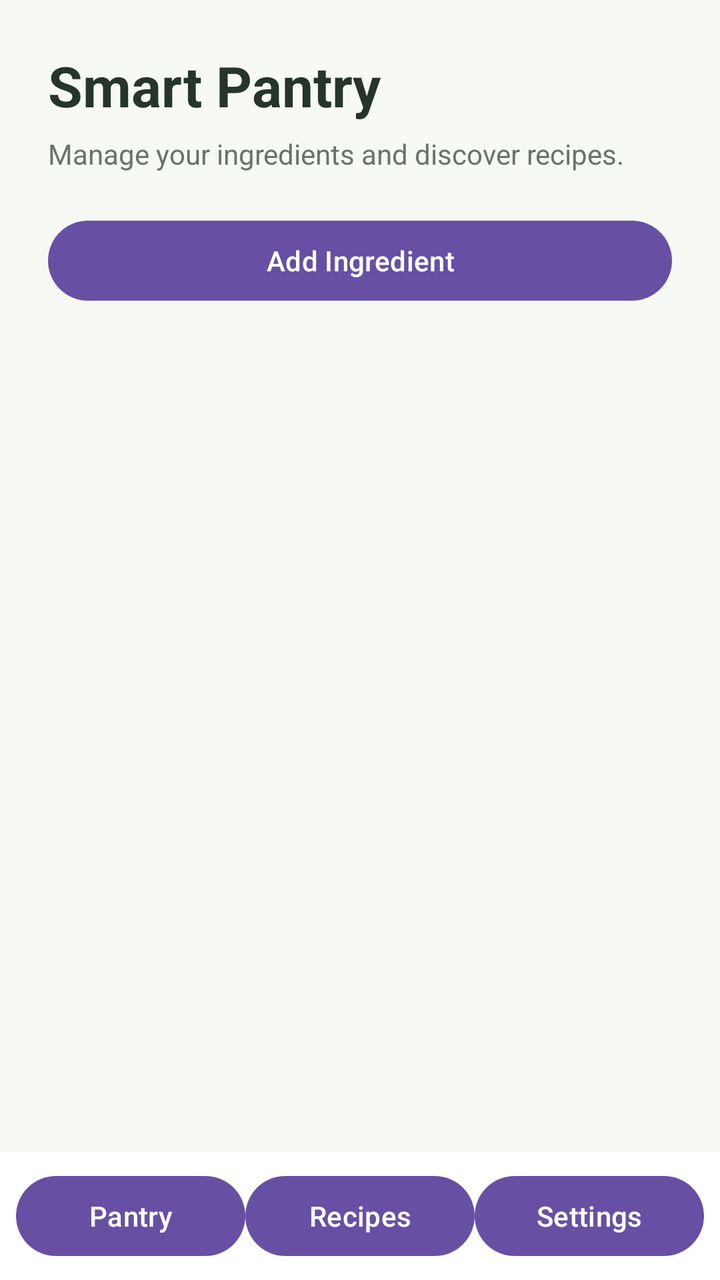
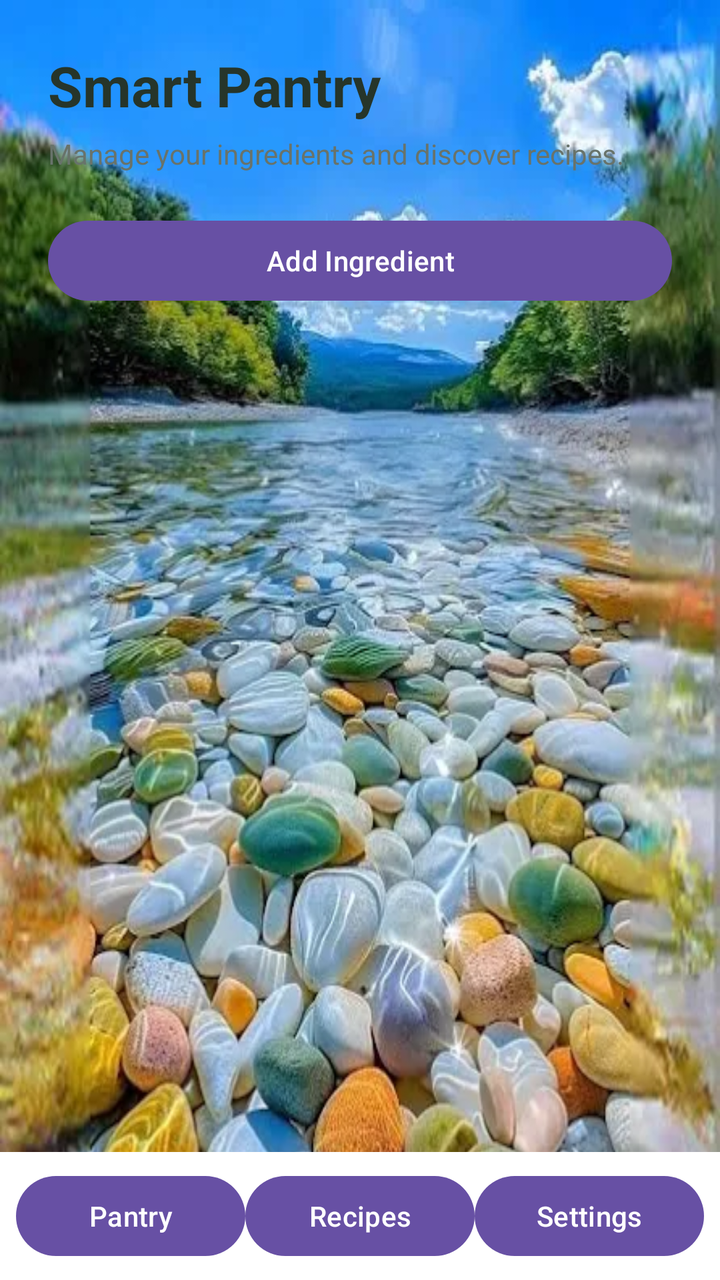

Screens rendered from an Android XML layout before and after an edit, with the pre-edit source and the edit as a unified diff.
<!-- AndroidManifest.xml: application theme Theme.SmartPantry -->
<!-- res/layout/activity_main.xml -->
<LinearLayout xmlns:android="http://schemas.android.com/apk/res/android"
    android:layout_width="match_parent"
    android:layout_height="match_parent"
    android:orientation="vertical"
    android:background="#F7F9F4">

    <LinearLayout
        android:layout_width="match_parent"
        android:layout_height="wrap_content"
        android:orientation="vertical"
        android:padding="24dp">

        <TextView
            android:layout_width="wrap_content"
            android:layout_height="wrap_content"
            android:text="Smart Pantry"
            android:textSize="28sp"
            android:textStyle="bold"
            android:textColor="#26352A" />

        <TextView
            android:layout_width="wrap_content"
            android:layout_height="wrap_content"
            android:layout_marginTop="6dp"
            android:text="Manage your ingredients and discover recipes."
            android:textSize="14sp"
            android:textColor="#68736B" />

        <Button
            android:id="@+id/btnAddIngredient"
            android:layout_width="match_parent"
            android:layout_height="wrap_content"
            android:layout_marginTop="20dp"
            android:text="Add Ingredient"
            android:textAllCaps="false" />

    </LinearLayout>

    <androidx.recyclerview.widget.RecyclerView
        android:id="@+id/recyclerPantry"
        android:layout_width="match_parent"
        android:layout_height="0dp"
        android:layout_weight="1"
        android:paddingStart="16dp"
        android:paddingEnd="16dp"
        android:paddingBottom="8dp"
        android:clipToPadding="false" />

    <TextView
        android:id="@+id/txtEmptyPantry"
        android:layout_width="match_parent"
        android:layout_height="wrap_content"
        android:layout_marginStart="24dp"
        android:layout_marginEnd="24dp"
        android:layout_marginBottom="24dp"
        android:gravity="center"
        android:text="Your pantry is empty.\nTap Add Ingredient to get started."
        android:textSize="16sp"
        android:textColor="#68736B"
        android:visibility="gone" />

    <LinearLayout
        android:layout_width="match_parent"
        android:layout_height="wrap_content"
        android:orientation="horizontal"
        android:padding="8dp"
        android:background="#FFFFFF">

        <Button
            android:id="@+id/btnPantry"
            android:layout_width="0dp"
            android:layout_height="wrap_content"
            android:layout_weight="1"
            android:text="Pantry"
            android:textAllCaps="false" />

        <Button
            android:id="@+id/btnRecipes"
            android:layout_width="0dp"
            android:layout_height="wrap_content"
            android:layout_weight="1"
            android:text="Recipes"
            android:textAllCaps="false" />

        <Button
            android:id="@+id/btnSettings"
            android:layout_width="0dp"
            android:layout_height="wrap_content"
            android:layout_weight="1"
            android:text="Settings"
            android:textAllCaps="false" />

    </LinearLayout>

</LinearLayout>
<!-- resources referenced by this layout -->
<resources>
  <style name="Theme.SmartPantry" parent="Base.Theme.SmartPantry" />
  <style name="Base.Theme.SmartPantry" parent="Theme.Material3.DayNight.NoActionBar">
          
          
      </style>
</resources>

<!-- the commit's change to res/layout/activity_main.xml (unified diff, before → after) -->
@@ -2,13 +2,15 @@
     android:layout_width="match_parent"
     android:layout_height="match_parent"
     android:orientation="vertical"
-    android:background="#F7F9F4">
+    android:background="@drawable/download">
+
 
     <LinearLayout
         android:layout_width="match_parent"
         android:layout_height="wrap_content"
         android:orientation="vertical"
         android:padding="24dp">
+
 
         <TextView
             android:layout_width="wrap_content"
<!-- resource entries referenced after the edit -->
@@ -1,5 +1,6 @@
 <!-- resources referenced by this layout -->
 <resources>
+  <!-- drawable download: webp bitmap (drawable, 63418 bytes) -->
   <style name="Theme.SmartPantry" parent="Base.Theme.SmartPantry" />
   <style name="Base.Theme.SmartPantry" parent="Theme.Material3.DayNight.NoActionBar">
           
